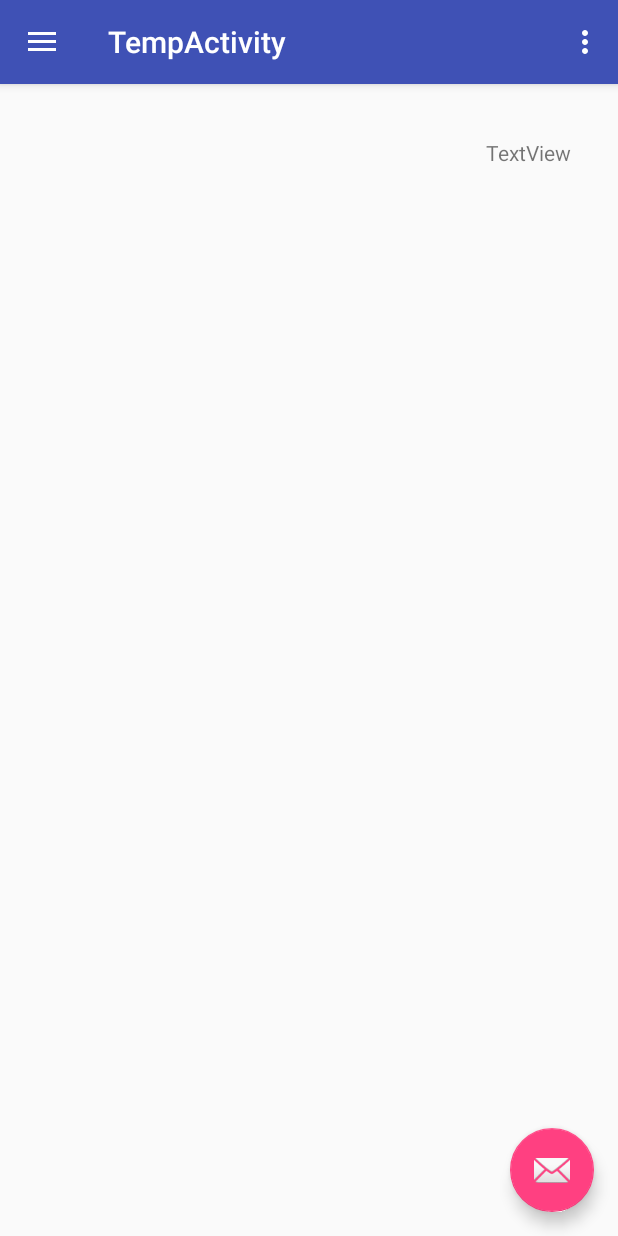
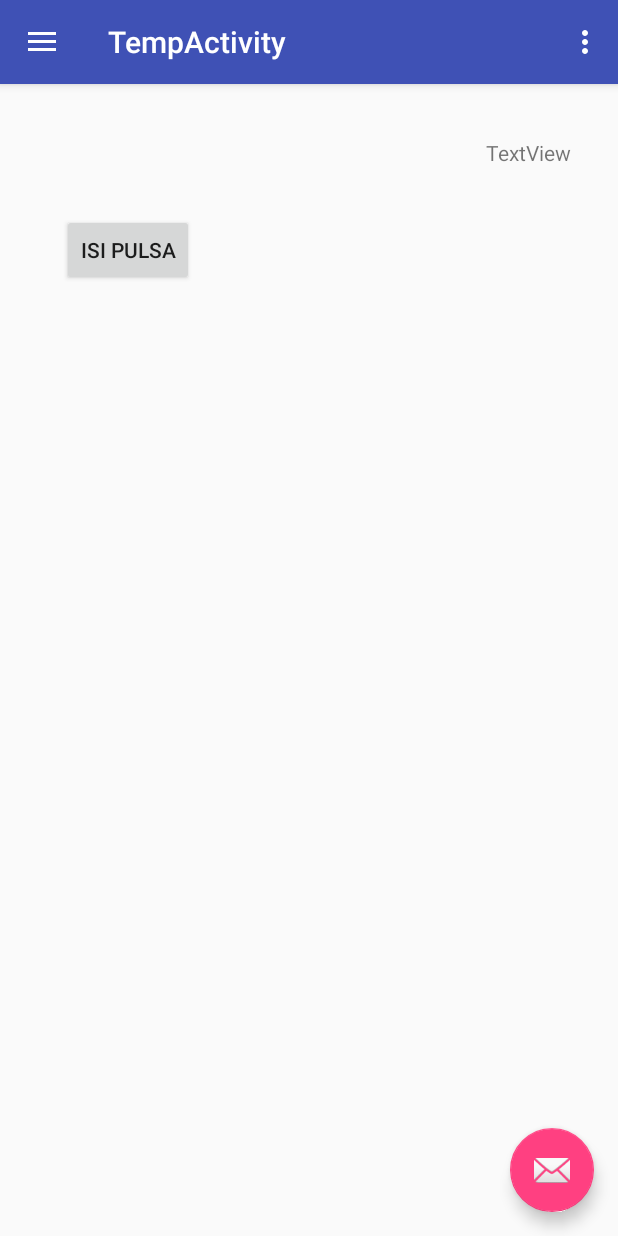
Before and after one commit to Dtech-Dev/SmartPay, an Android app: the TempActivity screen opened directly, with no data from a screen before it, on a phone screen of 412 x 824 dp. Run offline under Robolectric (Android 15) with nearby library versions, the phone set to English and light mode, and no system bars.

Commit message:
Dialog Isi Pulsa

```diff
--- a/app/src/main/java/com/dtech/smartpulsa/TempActivity.java
+++ b/app/src/main/java/com/dtech/smartpulsa/TempActivity.java
@@ -1,5 +1,6 @@
 package com.dtech.smartpulsa;
 
+import android.app.Dialog;
 import android.app.ProgressDialog;
 import android.content.Intent;
 import android.content.SharedPreferences;
@@ -33,11 +34,13 @@ import java.text.NumberFormat;
 import java.util.Locale;
 
 public class TempActivity extends AppCompatActivity
-        implements NavigationView.OnNavigationItemSelectedListener {
+        implements NavigationView.OnNavigationItemSelectedListener, View.OnClickListener {
 
     LayoutInflater layoutInflater ;
     View headerNav;
     TextView navemail, navusername, tbalance;
+    Button btnIsiPulsa;
+    Dialog dialogPulsa;
     PrefManager prefManager;
     public String textUser, txtEmail;
     private static final String PREF_NAME = "app-welcome";
@@ -75,8 +78,10 @@ public class TempActivity extends AppCompatActivity
 
         /*Embeks*/
 
+        btnIsiPulsa = (Button) findViewById(R.id.btnIsiPulsa);
+        btnIsiPulsa.setOnClickListener(this);
         layoutInflater = (LayoutInflater) getApplicationContext().getSystemService(LAYOUT_INFLATER_SERVICE);
-        /*headerNav = layoutInflater.inflate(R.layout.nav_header_temp,null, true);*/
+        /*headerNav = layoutInflater.inflate(R.dialog_pulsa.nav_header_temp,null, true);*/
         headerNav = navigationView.getHeaderView(0);
         SharedPreferences sharedPreferences = getSharedPreferences(PREF_NAME, MODE_PRIVATE);
         navusername = (TextView) headerNav.findViewById(R.id.navusername);
@@ -203,4 +208,21 @@ public class TempActivity extends AppCompatActivity
         drawer.closeDrawer(GravityCompat.START);
         return true;
     }
+
+    @Override
+    public void onClick(View v) {
+        switch (v.getId()) {
+            case R.id.btnIsiPulsa:
+                isiPulsa();
+                break;
+
+        }
+    }
+
+    private void isiPulsa() {
+        dialogPulsa = new Dialog(this);
+        dialogPulsa.setContentView(R.layout.dialog_pulsa);
+        dialogPulsa.setTitle("Choose One");
+        dialogPulsa.show();
+    }
 }
--- a/app/src/main/res/layout/activity_temp.xml
+++ b/app/src/main/res/layout/activity_temp.xml
@@ -12,7 +12,7 @@
         layout="@layout/app_bar_temp"
         android:layout_width="match_parent"
         android:layout_height="match_parent" />
-    <!--<include layout="@layout/content_temp" />-->
+    <!--<include dialog_pulsa="@dialog_pulsa/content_temp" />-->
 
     <android.support.design.widget.NavigationView
         android:id="@+id/nav_view"
--- a/app/src/main/res/layout/app_bar.xml
+++ b/app/src/main/res/layout/app_bar.xml
@@ -25,7 +25,7 @@
 
     </android.support.design.widget.AppBarLayout>
 
-    <!--<include layout="@layout/content_temp" />-->
+    <!--<include dialog_pulsa="@dialog_pulsa/content_temp" />-->
 
     <android.support.design.widget.FloatingActionButton
         android:id="@+id/fab"
--- a/app/src/main/res/layout/content_temp.xml
+++ b/app/src/main/res/layout/content_temp.xml
@@ -24,4 +24,16 @@
         android:layout_marginEnd="15dp"
         android:layout_marginTop="20dp"
         android:id="@+id/tbalance" />
+
+    <Button
+        android:text="Isi Pulsa"
+        android:layout_width="wrap_content"
+        android:layout_height="wrap_content"
+        android:layout_below="@+id/tbalance"
+        android:layout_alignParentLeft="true"
+        android:layout_alignParentStart="true"
+        android:layout_marginLeft="25dp"
+        android:layout_marginStart="25dp"
+        android:layout_marginTop="31dp"
+        android:id="@+id/btnIsiPulsa" />
 </RelativeLayout>
```
Also changed, not shown: app/src/main/res/layout/dialog_pulsa.xml (added, +24 -0 lines).
